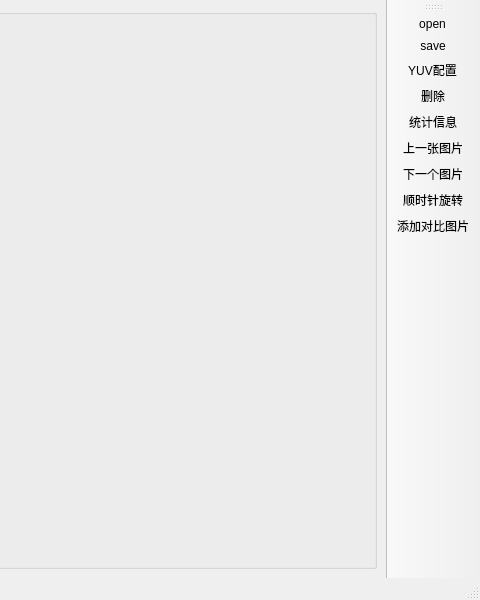
This is ui/yuvviewer_window.ui in xiaoqinxing/ImageViewer as Qt 5 draws it before an edit; both pictures show x 320 to 800 and y 0 to 600 of the 800 by 600 pixel window. The edited form follows.
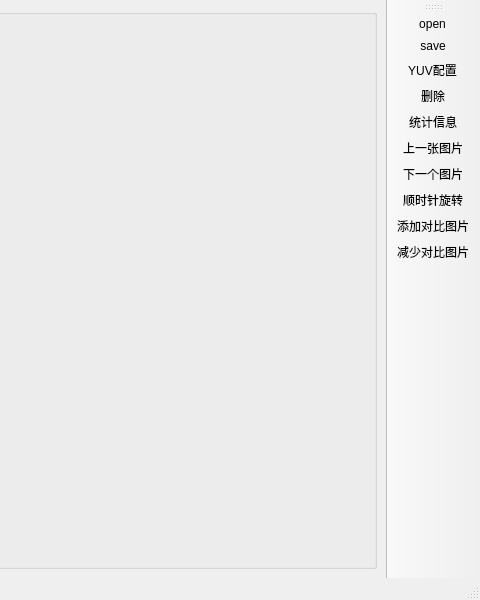
This is the edited form. Icons and pictures are not drawn.

Commit message: ADD 增加多个画面对比窗口的功能

What changed in the file:
```diff
--- a/ui/yuvviewer_window.ui
+++ b/ui/yuvviewer_window.ui
@@ -96,6 +96,7 @@
    <addaction name="nextphoto"/>
    <addaction name="rotateright"/>
    <addaction name="add_compare"/>
+   <addaction name="delcompare"/>
   </widget>
   <action name="saveimage">
    <property name="icon">
@@ -199,6 +200,15 @@
     <string>YUV配置</string>
    </property>
   </action>
+  <action name="delcompare">
+   <property name="icon">
+    <iconset resource="../components/resource.qrc">
+     <normaloff>:/tool_icon/resource/subtract.png</normaloff>:/tool_icon/resource/subtract.png</iconset>
+   </property>
+   <property name="text">
+    <string>减少对比图片</string>
+   </property>
+  </action>
  </widget>
  <resources>
   <include location="../components/resource.qrc"/>
```
The commit also changes 6 other files.
